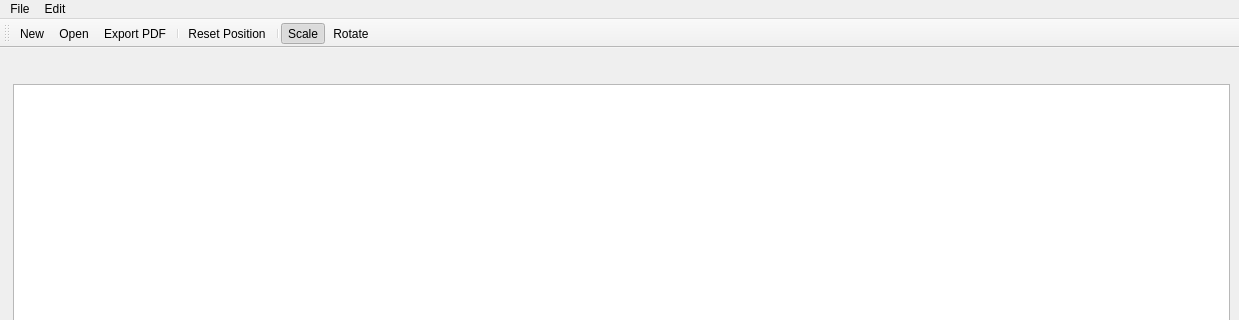
thgier/PotatoPresenter, file src/ui/mainwindow.ui: the form before one commit; both pictures show x 0 to 1239 and y 0 to 320 of the 1239 by 707 pixel window.
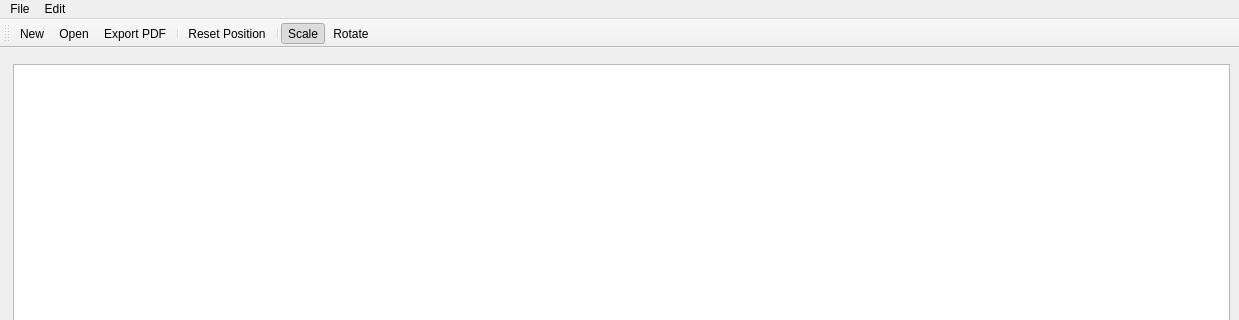
The form after the commit. Icons and pictures are not drawn. Custom widgets are drawn as their Qt base class.

```diff
--- a/src/ui/mainwindow.ui
+++ b/src/ui/mainwindow.ui
@@ -28,13 +28,6 @@
         <property name="topMargin">
          <number>1</number>
         </property>
-        <item>
-         <widget class="QLabel" name="error">
-          <property name="text">
-           <string/>
-          </property>
-         </widget>
-        </item>
         <item>
          <widget class="FrameWidget" name="framewidget" native="true"/>
         </item>
```
Left out of the diff: 17 changed lines with no effect on the pictures.
